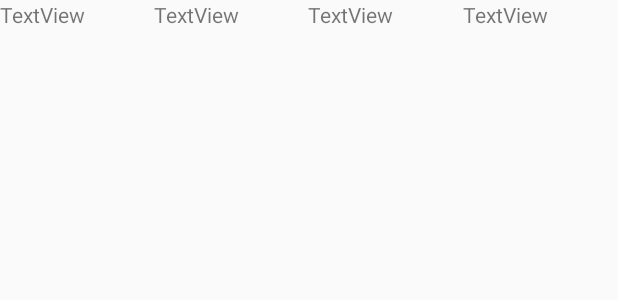
After one commit to wonder0112/SQliteDemo172000HWH, an Android app: the layout course_item.xml on its own in the app's theme, with its tools: preview values and no code run, on a phone screen of 412 x 824 dp. The commit adds this screen. Shown: the top 300 px of the screen. Run offline under Robolectric (Android 15) with nearby library versions, the phone set to English and light mode, and no system bars.

Commit message:
添加listView控件 创建ListView控件的item布局文件

```diff
--- /dev/null
+++ b/app/src/main/res/layout/course_item.xml
@@ -0,0 +1,33 @@
+<?xml version="1.0" encoding="utf-8"?>
+<LinearLayout xmlns:android="http://schemas.android.com/apk/res/android"
+    android:layout_width="match_parent"
+    android:layout_height="match_parent">
+
+    <TextView
+        android:id="@+id/tv_course_item_id"
+        android:layout_width="wrap_content"
+        android:layout_height="wrap_content"
+        android:layout_weight="1"
+        android:text="TextView" />
+
+    <TextView
+        android:id="@+id/tv_course_name"
+        android:layout_width="wrap_content"
+        android:layout_height="wrap_content"
+        android:layout_weight="1"
+        android:text="TextView" />
+
+    <TextView
+        android:id="@+id/tv_course_course"
+        android:layout_width="wrap_content"
+        android:layout_height="wrap_content"
+        android:layout_weight="1"
+        android:text="TextView" />
+
+    <TextView
+        android:id="@+id/tv_course_score"
+        android:layout_width="wrap_content"
+        android:layout_height="wrap_content"
+        android:layout_weight="1"
+        android:text="TextView" />
+</LinearLayout>
```
Also changed, not shown: app/src/main/java/com/example/stu/sqlitedemo172000hwh/CourseActivity.java (+6 -1 lines), app/src/main/res/layout/activity_course.xml (+5 -5 lines).
